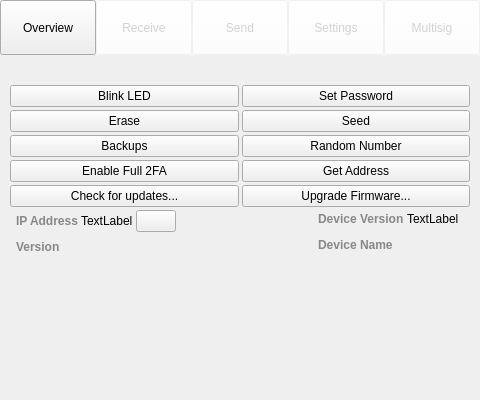
Qt form src/qt/ui/overview.ui (jonasschnelli/dbb-app) before a commit.
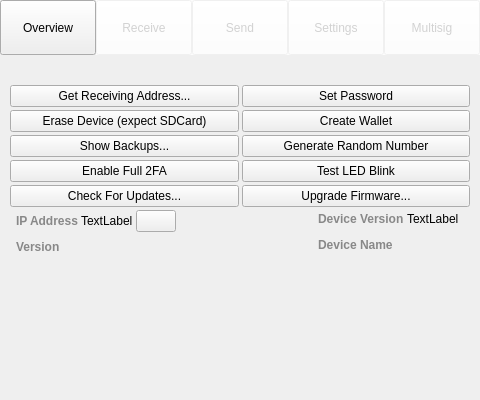
The same form after that commit. The open tabs and pages were chosen to show the change. Icons and pictures are not drawn. Custom widgets are drawn as their Qt base class.

Commit message: Rearrange/reword settings window, add tooltips

```diff
--- a/src/qt/ui/overview.ui
+++ b/src/qt/ui/overview.ui
@@ -599,9 +599,12 @@
        <item>
         <layout class="QHBoxLayout" name="horizontalLayout">
          <item>
-          <widget class="QPushButton" name="ledButton">
+          <widget class="QPushButton" name="getAddress">
+           <property name="toolTip">
+            <string>Opens the address window</string>
+           </property>
            <property name="text">
-            <string>Blink LED</string>
+            <string>Get Receiving Address...</string>
            </property>
           </widget>
          </item>
@@ -619,14 +622,14 @@
          <item>
           <widget class="QPushButton" name="eraseButton">
            <property name="text">
-            <string>Erase</string>
+            <string>Erase Device (expect SDCard)</string>
            </property>
           </widget>
          </item>
          <item>
           <widget class="QPushButton" name="seedButton">
            <property name="text">
-            <string>Seed</string>
+            <string>Create Wallet</string>
            </property>
           </widget>
          </item>
@@ -637,14 +640,14 @@
          <item>
           <widget class="QPushButton" name="showBackups">
            <property name="text">
-            <string>Backups</string>
+            <string>Show Backups...</string>
            </property>
           </widget>
          </item>
          <item>
           <widget class="QPushButton" name="getRand">
            <property name="text">
-            <string>Random Number</string>
+            <string>Generate Random Number</string>
            </property>
           </widget>
          </item>
@@ -660,9 +663,12 @@
           </widget>
          </item>
          <item>
-          <widget class="QPushButton" name="getAddress">
+          <widget class="QPushButton" name="ledButton">
+           <property name="toolTip">
+            <string>Executes a led test blink</string>
+           </property>
            <property name="text">
-            <string>Get Address</string>
+            <string>Test LED Blink</string>
            </property>
           </widget>
          </item>
@@ -676,7 +682,7 @@
          <item>
           <widget class="QPushButton" name="checkForUpdates">
            <property name="text">
-            <string>Check for updates...</string>
+            <string>Check For Updates...</string>
            </property>
           </widget>
          </item>
```
Left out of the diff: 26 changed lines with no effect on the pictures.
